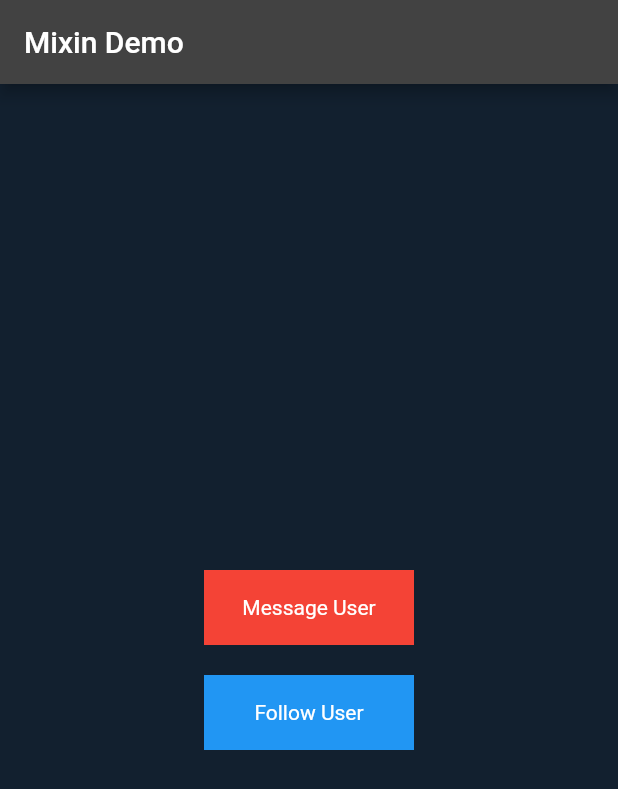
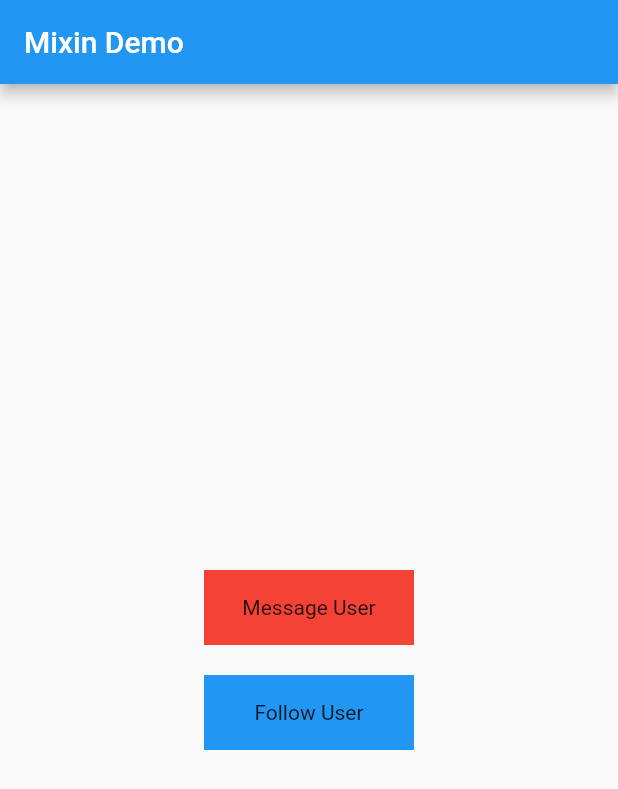
Before and after one commit to NishadAvnish/Flutter_Blog, a Flutter app: the screen it shows after launch, on a phone screen of 412 x 824 dp. Shown: the top 789 px of the screen. Run offline on Flutter 3.47's test engine with Material 2 defaults, Android fonts, the light colour scheme and no system bars.

Commit message:
mixin class

```diff
--- a/mixin_use/lib/home_page.dart
+++ b/mixin_use/lib/home_page.dart
@@ -8,12 +8,7 @@ const Color darkBlue = Color.fromARGB(255, 18, 32, 47);
 class HomePage extends StatelessWidget with VerificationChecker {
   @override
   Widget build(BuildContext context) {
-    return MaterialApp(
-      theme: ThemeData.dark().copyWith(
-        scaffoldBackgroundColor: darkBlue,
-      ),
-      debugShowCheckedModeBanner: false,
-      home: Scaffold(
+    return Scaffold(
       appBar: AppBar(
         title: const Text('Mixin Demo'),
       ),
@@ -48,7 +43,6 @@ class HomePage extends StatelessWidget with VerificationChecker {
                   child: const Text("Follow User"))),
         ]),
       ),
-      ),
     );
   }
 }
--- a/mixin_use/lib/main.dart
+++ b/mixin_use/lib/main.dart
@@ -2,5 +2,5 @@ import 'package:flutter/material.dart';
 import 'package:mixin_use/home_page.dart';
 
 void main() {
-  runApp(HomePage());
+  runApp(MaterialApp(home: HomePage()));
 }
```
Lines whose indentation alone changed are shown as unchanged.
